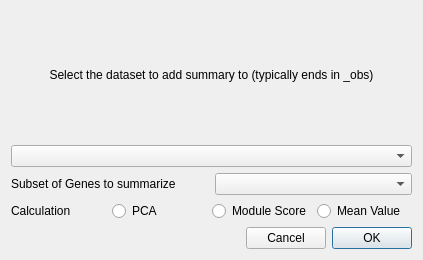
Above: glue_single_cell/qt/pca_subset.ui from gluesolutions/glue-single-cell before the change. Below: the same form after it.
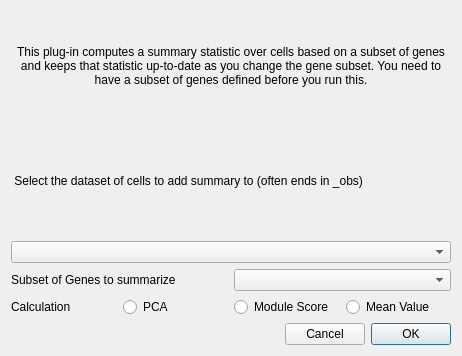
That is the form after the change.

Commit message: Make subset summary dialogs more informative

```diff
--- a/glue_single_cell/qt/pca_subset.ui
+++ b/glue_single_cell/qt/pca_subset.ui
@@ -6,8 +6,8 @@
    <rect>
     <x>0</x>
     <y>0</y>
-    <width>423</width>
-    <height>260</height>
+    <width>462</width>
+    <height>356</height>
    </rect>
   </property>
   <property name="windowTitle">
@@ -17,21 +17,24 @@
    <item row="0" column="0">
     <widget class="QLabel" name="label_5">
      <property name="text">
-      <string>Select the dataset to add summary to (typically ends in _obs)</string>
+      <string>This plug-in computes a summary statistic over cells based on a subset of genes and keeps that statistic up-to-date as you change the gene subset. You need to have a subset of genes defined before you run this.</string>
      </property>
      <property name="alignment">
       <set>Qt::AlignCenter</set>
      </property>
+     <property name="wordWrap">
+      <bool>true</bool>
+     </property>
     </widget>
    </item>
-   <item row="1" column="0">
+   <item row="2" column="0">
     <widget class="QComboBox" name="combosel_data">
      <property name="sizeAdjustPolicy">
       <enum>QComboBox::AdjustToMinimumContentsLength</enum>
      </property>
     </widget>
    </item>
-   <item row="2" column="0">
+   <item row="3" column="0">
     <layout class="QHBoxLayout" name="horizontalLayout_7">
      <item>
       <widget class="QLabel" name="label_8">
@@ -49,7 +52,7 @@
      </item>
     </layout>
    </item>
-   <item row="3" column="0">
+   <item row="4" column="0">
     <layout class="QHBoxLayout" name="horizontalLayout_3">
      <item>
       <layout class="QHBoxLayout" name="horizontalLayout_2">
@@ -85,7 +88,7 @@
      </item>
     </layout>
    </item>
-   <item row="4" column="0">
+   <item row="5" column="0">
     <layout class="QHBoxLayout" name="horizontalLayout_6">
      <item>
       <spacer name="horizontalSpacer">
@@ -119,6 +122,13 @@
      </item>
     </layout>
    </item>
+   <item row="1" column="0">
+    <widget class="QLabel" name="label_2">
+     <property name="text">
+      <string> Select the dataset of cells to add summary to (often ends in _obs)</string>
+     </property>
+    </widget>
+   </item>
   </layout>
  </widget>
  <resources/>
```
The commit also changes 2 other files.
